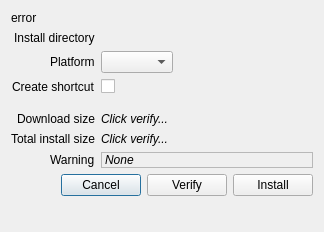
Before: the Qt Designer form rare/ui/components/dialogs/install_dialog.ui in RareDevs/Rare, drawn with Qt 5.
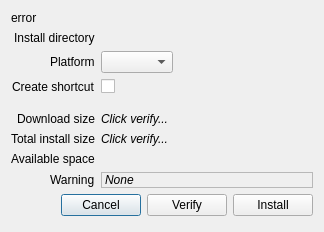
After: the same form once the commit is applied.

Commit message: Show free space in install dialog

```diff
--- a/rare/ui/components/dialogs/install_dialog.ui
+++ b/rare/ui/components/dialogs/install_dialog.ui
@@ -115,14 +115,14 @@
      </property>
     </widget>
    </item>
-   <item row="8" column="0">
+   <item row="9" column="0">
     <widget class="QLabel" name="warning_label">
      <property name="text">
       <string>Warning</string>
      </property>
     </widget>
    </item>
-   <item row="8" column="1">
+   <item row="9" column="1">
     <widget class="QLabel" name="warning_text">
      <property name="font">
       <font>
@@ -146,7 +146,7 @@
      </property>
     </widget>
    </item>
-   <item row="9" column="0" colspan="2">
+   <item row="10" column="0" colspan="2">
     <layout class="QHBoxLayout" name="button_layout">
      <item>
       <spacer name="button_hspacer">
@@ -184,6 +184,26 @@
      </item>
     </layout>
    </item>
+   <item row="8" column="0">
+    <widget class="QLabel" name="avail_space_lbl">
+     <property name="text">
+      <string>Available space</string>
+     </property>
+    </widget>
+   </item>
+   <item row="8" column="1">
+    <widget class="QLabel" name="avail_space">
+     <property name="font">
+      <font>
+       <weight>75</weight>
+       <bold>true</bold>
+      </font>
+     </property>
+     <property name="text">
+      <string/>
+     </property>
+    </widget>
+   </item>
   </layout>
  </widget>
  <resources/>
```
The commit also changes 2 other files.
